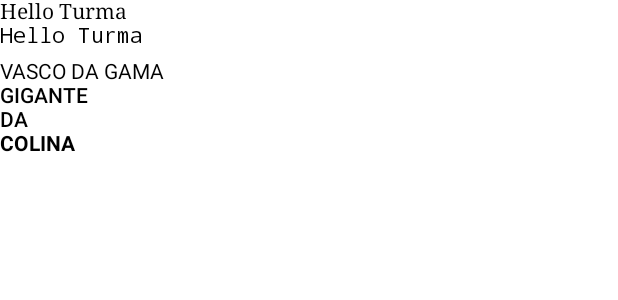
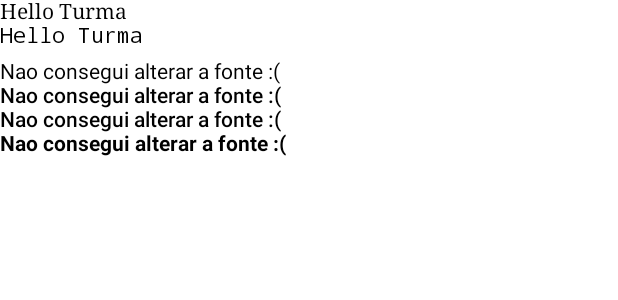
Before and after one commit to CauaFernandess/FundamentosJetpackCompose, an Android app built with Jetpack Compose: the @Preview function Preview, on a phone screen of 412 x 824 dp. Shown: the top 300 px of the screen. Run offline under Robolectric (Android 15) with nearby library versions, the phone set to English and light mode, and no system bars.

Commit message:
atualizando os 'text'

```diff
--- a/app/src/main/java/cauafernandess/com/github/fundamentos/ui/theme/Text.kt
+++ b/app/src/main/java/cauafernandess/com/github/fundamentos/ui/theme/Text.kt
@@ -76,25 +76,25 @@ fun DifferentFont() {
         Spacer(modifier = Modifier.height(8.dp))
 
         Text(
-            text = "VASCO DA GAMA",
+            text = "Nao consegui alterar a fonte :(",
             fontFamily = fontFamilyEDU,
             fontWeight = FontWeight.Normal,
             maxLines = 1
         )
         Text(
-            text = "GIGANTE",
+            text = "Nao consegui alterar a fonte :(",
             fontFamily = fontFamilyEDU,
             fontWeight = FontWeight.Medium,
             maxLines = 1,
             overflow = TextOverflow.Visible
         )
         Text(
-            text = "DA",
+            text = "Nao consegui alterar a fonte :(",
             fontFamily = fontFamilyEDU,
             fontWeight = FontWeight.SemiBold
         )
         Text(
-            text = "COLINA",
+            text = "Nao consegui alterar a fonte :(",
             fontFamily = fontFamilyEDU,
             fontWeight = FontWeight.Bold
         )
```
